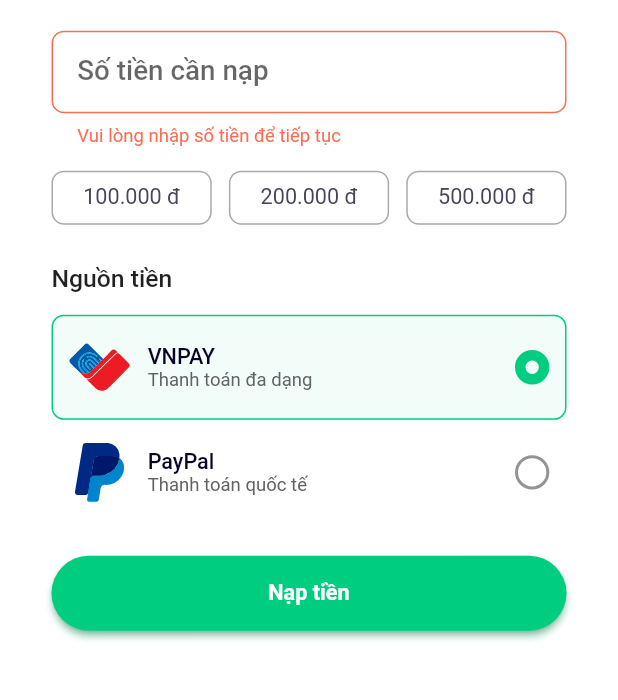
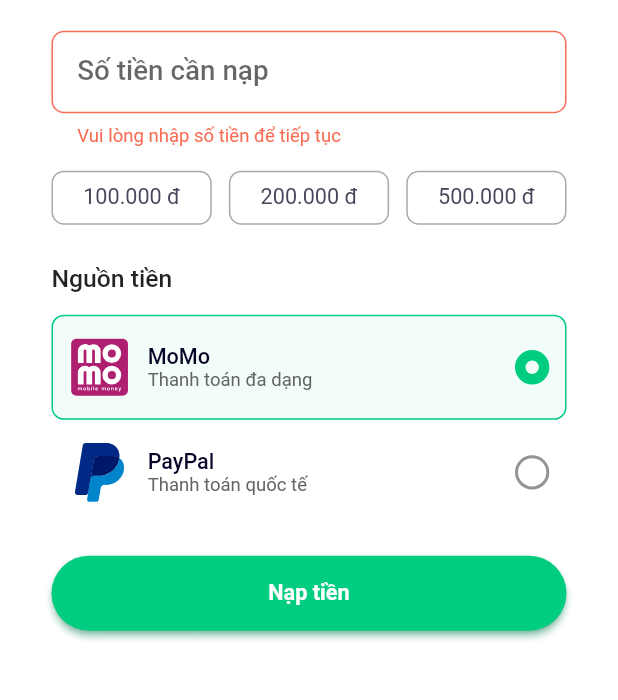
Before and after one commit to ealflm/hyper_mobile, a Flutter app: the PaymentView screen opened by its route, after a tap on "Nạp tiền", on a phone screen of 412 x 824 dp, the part 340-1040 px from its top. Run offline on Flutter 3.47's test engine with Material 2 defaults, Android fonts, the phone set to English and light mode, and no system bars; our stand-ins replace app_links, cached_network_image, connectivity_plus, currency_text_input_formatter, dio, flutter_screenutil and 10 more; missing offline and left inert: antdesign_icons, jwt_decode, qr_code_scanner; accounts and stored records are empty; statements that could not run were skipped; project files that could hold a hidden picture were left out.

Commit message:
go to bed

```diff
--- a/hyper_customer/lib/app/modules/payment/controllers/payment_controller.dart
+++ b/hyper_customer/lib/app/modules/payment/controllers/payment_controller.dart
@@ -1,8 +1,10 @@
 import 'package:dio/dio.dart';
 import 'package:flutter/material.dart';
+import 'package:flutter_screenutil/flutter_screenutil.dart';
 import 'package:get/get.dart';
 import 'package:hyper_customer/app/core/base/base_controller.dart';
 import 'package:hyper_customer/app/core/utils/utils.dart';
+import 'package:hyper_customer/app/core/values/app_colors.dart';
 import 'package:hyper_customer/app/data/models/user_model.dart';
 import 'package:hyper_customer/app/data/repository/repository.dart';
 import 'package:hyper_customer/app/network/dio_token_manager.dart';
@@ -65,6 +67,18 @@ class PaymentController extends BaseController {
     if (!formKey.currentState!.validate()) return;
     formKey.currentState!.save();
 
+    if (selectedPaymentMethod == 1) {
+      Get.snackbar(
+        'Chưa hỗ trợ',
+        'Tính năng đang trong quá trình phát triển',
+        backgroundColor: AppColors.snackbar,
+        colorText: AppColors.white,
+        snackPosition: SnackPosition.BOTTOM,
+        margin: EdgeInsets.only(bottom: 15.h, left: 10.w, right: 10.w),
+      );
+      return;
+    }
+
     double depositValue =
         double.tryParse(depositText!.replaceAll('.', '')) ?? 0;
 
@@ -76,7 +90,7 @@ class PaymentController extends BaseController {
 
     var depositService = _repository.deposit(
       depositValue,
-      0,
+      selectedPaymentMethod,
       customerId,
     );
 
--- a/hyper_customer/lib/app/modules/payment/views/payment_view.dart
+++ b/hyper_customer/lib/app/modules/payment/views/payment_view.dart
@@ -155,8 +155,8 @@ class PaymentView extends GetView<PaymentController> {
                       controller.changePaymentMethod(1);
                     },
                     state: controller.selectedPaymentMethod == 1,
-                    svgAsset: AppAssets.vnpay,
-                    title: 'VNPAY',
+                    svgAsset: AppAssets.momo,
+                    title: 'MoMo',
                     description: 'Thanh toán đa dạng',
                   ),
                   PaymentRadioItem(
```
